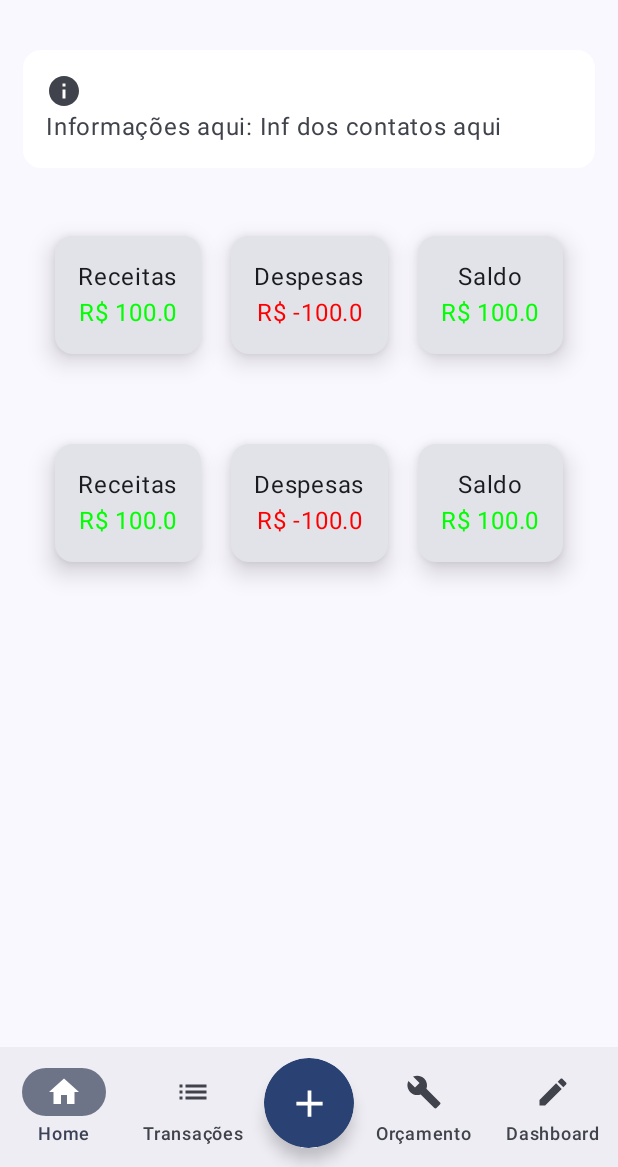
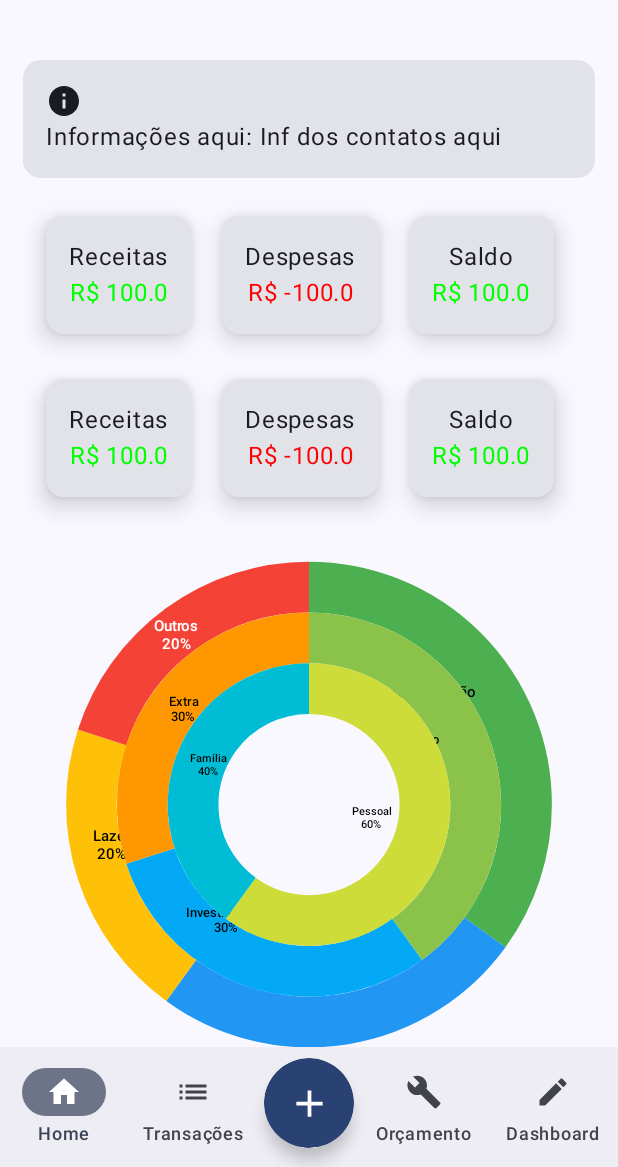
Before and after one commit to EngComp-Samuel/finance-Manager, an Android app built with Jetpack Compose: the home screen opened through its navigation route, on a phone screen of 412 x 824 dp, the part 69-1236 px from its top. Run offline under Robolectric (Android 15) with nearby library versions, the phone set to English and light mode, and no system bars.

Commit message:
ajustes na tela de home

```diff
--- a/app/src/main/java/br/com/engcomp/financemanager/screen/HomeScreen.kt
+++ b/app/src/main/java/br/com/engcomp/financemanager/screen/HomeScreen.kt
@@ -290,30 +290,28 @@ fun SimpleNestedDonutChartWithInnerLabels(
 @Composable
 fun HomeScreen(){
     Column(
-        modifier = Modifier.fillMaxWidth()
-            .verticalScroll(rememberScrollState()
-            ),
+        modifier = Modifier.fillMaxSize().verticalScroll(rememberScrollState()),
         horizontalAlignment = Alignment.CenterHorizontally,
         verticalArrangement = Arrangement.Center) {
 
         CardsPainelInfoApp(
             texto = "Inf dos contatos aqui"
         )
-        Row(modifier = Modifier.padding(20.dp)){
+        Row(modifier = Modifier.fillMaxWidth(0.9f).padding(bottom = 10.dp)){
             CardsPainel(modifier = Modifier.padding(10.dp), valor = 100f, label = "Receitas")
             CardsPainel(modifier = Modifier.padding(10.dp), valor = -100f, label = "Despesas")
             CardsPainel(modifier = Modifier.padding(10.dp), valor = 100f, label = "Saldo")
         }
-        Row(modifier = Modifier.padding(20.dp)){
+        Row(modifier = Modifier.fillMaxWidth(0.9f).padding(bottom = 50.dp)){
             CardsPainel(modifier = Modifier.padding(10.dp), valor = 100f, label = "Receitas")
             CardsPainel(modifier = Modifier.padding(10.dp), valor = -100f, label = "Despesas")
             CardsPainel(modifier = Modifier.padding(10.dp), valor = 100f, label = "Saldo")
         }
 
-        /*SimpleNestedDonutChartWithInnerLabels(
-            modifier = Modifier.size(300.dp),
+        SimpleNestedDonutChartWithInnerLabels(
+            modifier = Modifier.size(300.dp).padding(bottom = 10.dp),
             holeRadiusRatio = 0.3f
-        )*/
+        )
     }
 }
 
--- a/app/src/main/java/br/com/engcomp/financemanager/screen/componentes/CardsPainel.kt
+++ b/app/src/main/java/br/com/engcomp/financemanager/screen/componentes/CardsPainel.kt
@@ -39,11 +39,7 @@ fun CardsPainel(modifier: Modifier, valor: Float, label: String){
 @Composable
 fun CardsPainelInfoApp(texto: String){
 
-    Card(modifier = Modifier.fillMaxWidth().padding(all = 15.dp),
-        colors = CardDefaults.cardColors(
-            containerColor = MaterialTheme.colorScheme.onPrimary,
-            contentColor = MaterialTheme.colorScheme.onSurfaceVariant
-    )){
+    Card(modifier = Modifier.fillMaxWidth().padding(all = 15.dp)){
         Column(verticalArrangement = Arrangement.Center,
             horizontalAlignment = Alignment.CenterHorizontally,
             modifier = Modifier.padding(15.dp)
```
